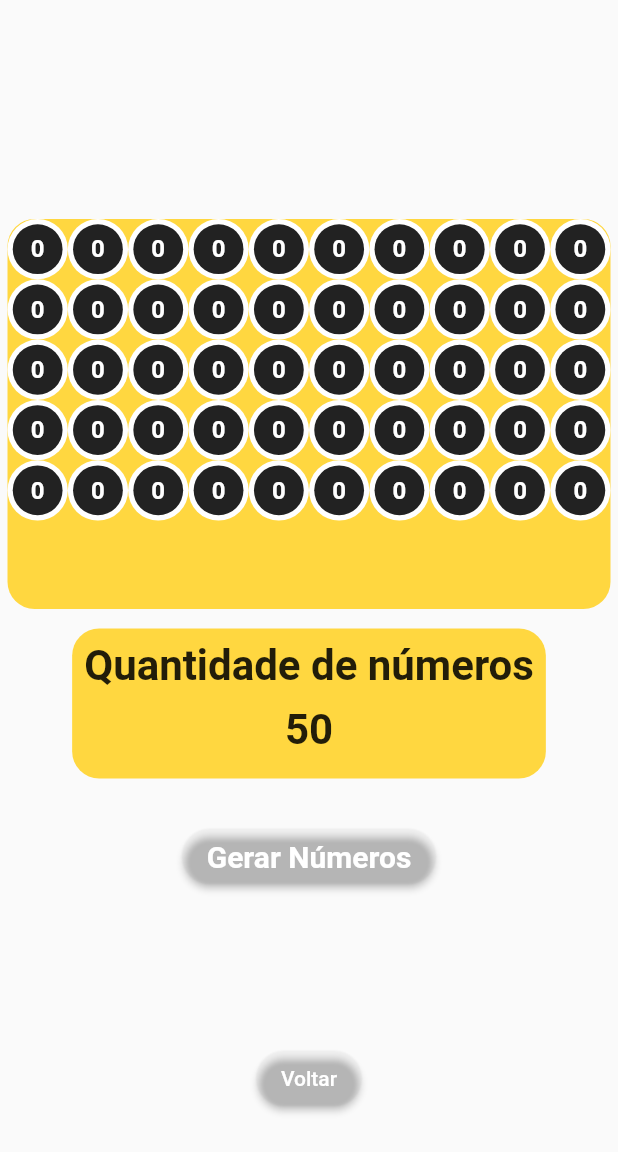
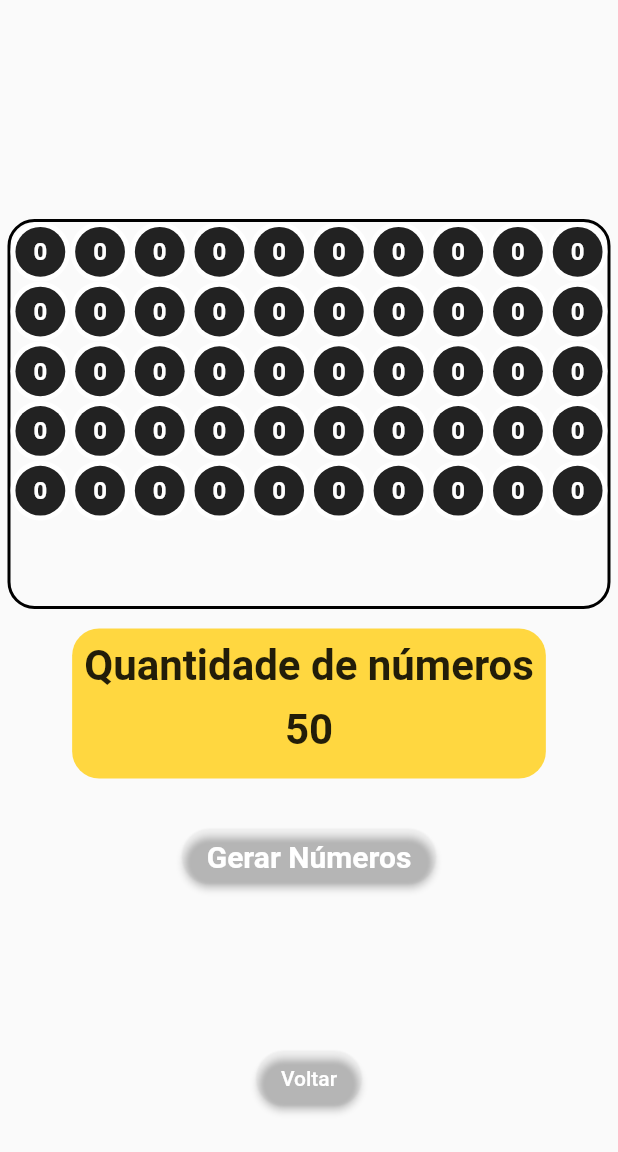
Before and after one commit to sardinha-dias/lotoapp, a Flutter app: the LotomaniaWidget screen opened directly, on a phone screen of 412 x 824 dp. Shown: the top 1152 px of the screen. Run offline on Flutter 3.47's test engine with Material 2 defaults, Android fonts, the phone set to English and light mode, and no system bars; our stand-ins replace fluttertoast, google_fonts.

Commit message:
revisão

```diff
--- a/lotoapp/lib/widgets/lotomania_widget.dart
+++ b/lotoapp/lib/widgets/lotomania_widget.dart
@@ -45,9 +45,12 @@ class _LotomaniaWidgetState extends State<LotomaniaWidget> {
               height: 260,
               child: Container(
                 decoration: BoxDecoration(
-                  borderRadius: BorderRadius.circular(18.0),
-                  color: Colors.amberAccent,
-                ),
+                    borderRadius: BorderRadius.circular(18.0),
+                    color: Colors.transparent,
+                    border: Border.all(
+                        color: Colors.black,
+                        width: 2.0,
+                        style: BorderStyle.solid)),
                 child: Center(
                   child: Padding(
                     padding: const EdgeInsets.only(bottom: 20.0),
```
